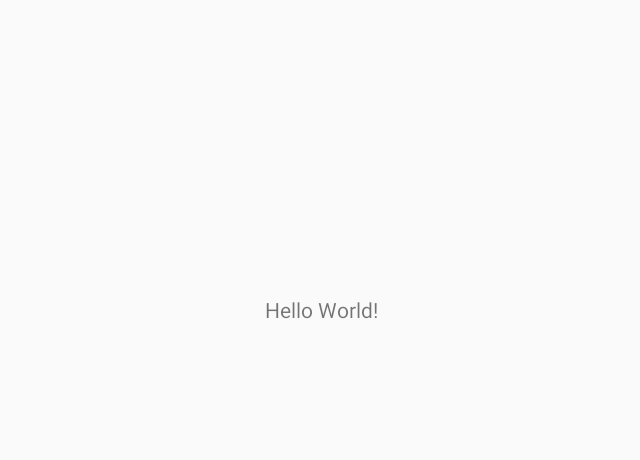
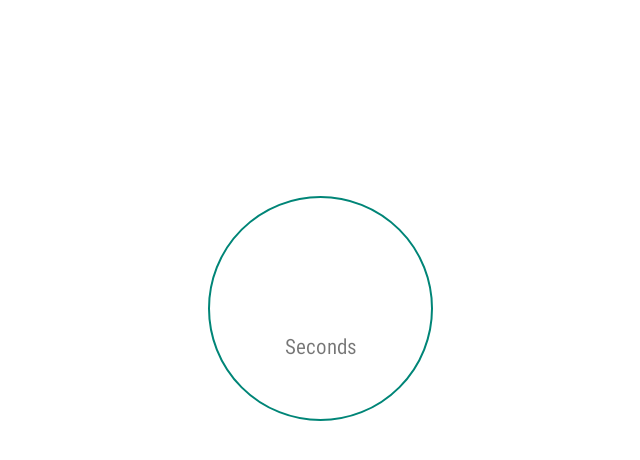
Before and after one commit to AddColourAndroid/Tilt-Game, an Android app: the screen it shows after launch (MainActivity), on a phone screen of 824 x 412 dp (held sideways). Before the commit the part shown is almost empty. Shown: the top 460 px of the screen, without its empty margins (297-937 px from the left). Run offline under Robolectric (Android 15) with nearby library versions, the phone set to English and light mode, and no system bars; our stand-ins replace data binding.

Commit message:
Game starts with a 3 second countdown done

```diff
--- a/app/src/main/java/za/co/addcolour/tiltgame/MainActivity.java
+++ b/app/src/main/java/za/co/addcolour/tiltgame/MainActivity.java
@@ -1,23 +1,85 @@
 package za.co.addcolour.tiltgame;
 
 import android.os.Bundle;
+import android.os.CountDownTimer;
+import android.view.View;
 
 import androidx.annotation.Nullable;
+import androidx.databinding.DataBindingUtil;
 
+import org.jetbrains.annotations.NotNull;
+
+import za.co.addcolour.tiltgame.databinding.ActivityMainBinding;
 import za.co.addcolour.tiltgame.ui.BaseActivity;
 
 public class MainActivity extends BaseActivity {
 
+    public static final String EXTRA_TIME_REMAINING = "EXTRA_TIME_REMAINING";
+
+    private ActivityMainBinding mBinding;
+
+    private CountDownTimer mCountDownTimer;
+
+    private long mCountDownInterval = 1000; //1 second
+
+    //Declare a variable to hold CountDownTimer remaining time
+    private long mTimeRemaining = 0;
+
     @Override
     protected void onCreate(@Nullable Bundle savedInstanceState) {
         super.onCreate(savedInstanceState);
-        setContentView(R.layout.activity_main);
+        mBinding = DataBindingUtil.setContentView(this, R.layout.activity_main);
+        mTimeRemaining = 3000;
     }
 
     @Override
     protected void omStartClicked(boolean isStarted) {
         if (isStarted) {
+            mCountDownTimer = new CountDownTimer(mTimeRemaining, mCountDownInterval) {
 
+                public void onTick(long millisUntilFinished) {
+                    mBinding.textViewSecond.setText(String.valueOf(millisUntilFinished / 1000));
+                    mTimeRemaining = millisUntilFinished;
+                    if ((millisUntilFinished / 1000) == 1) {
+                        mBinding.textViewSecondTitle.setText(getResources().getString(R.string.txt_second));
+                    }
+                }
+
+                public void onFinish() {
+                    mTimeRemaining = 0;
+                    mBinding.layoutMainCountDown.setVisibility(View.GONE);
+                }
+            }.start();
         }
     }
+
+    @Override
+    protected void onResume() {
+        super.onResume();
+        if (mCountDownTimer != null) if (mTimeRemaining > 0) mCountDownTimer.start();
+    }
+
+    @Override
+    protected void onSaveInstanceState(@NotNull Bundle outState) {
+        super.onSaveInstanceState(outState);
+        outState.putLong(EXTRA_TIME_REMAINING, mTimeRemaining);
+    }
+
+    @Override
+    protected void onRestoreInstanceState(@NotNull Bundle savedInstanceState) {
+        super.onRestoreInstanceState(savedInstanceState);
+        mTimeRemaining = savedInstanceState.getLong(EXTRA_TIME_REMAINING);
+    }
+
+    @Override
+    protected void onDestroy() {
+        super.onDestroy();
+        if (mCountDownTimer != null) mCountDownTimer.onFinish();
+    }
+
+    @Override
+    protected void onPause() {
+        super.onPause();
+        if (mCountDownTimer != null) mCountDownTimer.cancel();
+    }
 }
--- /dev/null
+++ b/app/src/main/res/drawable/circular_border_default.xml
@@ -0,0 +1,11 @@
+<?xml version="1.0" encoding="utf-8"?>
+<shape xmlns:android="http://schemas.android.com/apk/res/android"
+    android:shape="rectangle">
+
+    <solid android:color="@color/windowBackground" />
+    <stroke
+        android:width="1dp"
+        android:color="@color/colorPrimary" />
+
+    <corners android:radius="100dp" />
+</shape>
--- a/app/src/main/res/layout/activity_main.xml
+++ b/app/src/main/res/layout/activity_main.xml
@@ -1,18 +1,59 @@
 <?xml version="1.0" encoding="utf-8"?>
-<androidx.constraintlayout.widget.ConstraintLayout xmlns:android="http://schemas.android.com/apk/res/android"
+<layout xmlns:android="http://schemas.android.com/apk/res/android"
     xmlns:app="http://schemas.android.com/apk/res-auto"
-    xmlns:tools="http://schemas.android.com/tools"
+    xmlns:tools="http://schemas.android.com/tools">
+
+    <RelativeLayout
         android:layout_width="match_parent"
         android:layout_height="match_parent"
+        android:background="@color/windowBackground"
+        android:padding="@dimen/margin_16"
         tools:context=".MainActivity">
 
-    <TextView
+        <androidx.constraintlayout.widget.ConstraintLayout
+            android:id="@+id/layout_main_count_down"
+            android:layout_width="@dimen/margin_150"
+            android:layout_height="@dimen/margin_150"
+            android:layout_centerInParent="true"
+            android:background="@drawable/circular_border_default">
+
+            <androidx.constraintlayout.widget.ConstraintLayout
+                android:id="@+id/layout_count_down"
                 android:layout_width="wrap_content"
                 android:layout_height="wrap_content"
-        android:text="Hello World!"
+                android:layout_centerHorizontal="true"
+                android:layout_centerVertical="true"
+                android:gravity="center_horizontal|center_vertical"
                 app:layout_constraintBottom_toBottomOf="parent"
+                app:layout_constraintLeft_toLeftOf="parent"
+                app:layout_constraintRight_toRightOf="parent"
+                app:layout_constraintTop_toTopOf="parent">
+
+                <TextView
+                    android:id="@+id/text_view_second"
+                    android:layout_width="wrap_content"
+                    android:layout_height="wrap_content"
+                    android:layout_gravity="center_horizontal"
+                    android:fontFamily="sans-serif-condensed"
+                    android:gravity="center_horizontal|center_vertical"
+                    android:textSize="@dimen/text_view_size_36"
+                    android:textStyle="bold"
                     app:layout_constraintLeft_toLeftOf="parent"
                     app:layout_constraintRight_toRightOf="parent"
                     app:layout_constraintTop_toTopOf="parent" />
 
+                <TextView
+                    android:id="@+id/text_view_second_title"
+                    android:layout_width="wrap_content"
+                    android:layout_height="wrap_content"
+                    android:layout_gravity="center_horizontal"
+                    android:fontFamily="sans-serif-condensed"
+                    android:gravity="center_horizontal|center_vertical"
+                    android:text="@string/txt_seconds"
+                    app:layout_constraintLeft_toLeftOf="parent"
+                    app:layout_constraintRight_toRightOf="parent"
+                    app:layout_constraintTop_toBottomOf="@+id/text_view_second" />
             </androidx.constraintlayout.widget.ConstraintLayout>
+        </androidx.constraintlayout.widget.ConstraintLayout>
+    </RelativeLayout>
+</layout>
--- a/app/src/main/res/values/dimens.xml
+++ b/app/src/main/res/values/dimens.xml
@@ -1,8 +1,12 @@
 <resources>
+
+    <!-- TEXT VIEW SIZE -->
+    <dimen name="text_view_size_36">36sp</dimen>
 
     <!-- MARGIN -->
     <dimen name="margin_2">2dp</dimen>
     <dimen name="margin_8">8dp</dimen>
     <dimen name="margin_16">16dp</dimen>
     <dimen name="margin_96">96dp</dimen>
+    <dimen name="margin_150">150dp</dimen>
 </resources>
--- a/app/src/main/res/values/strings.xml
+++ b/app/src/main/res/values/strings.xml
@@ -5,6 +5,8 @@
 
     <!-- TEXT VIEW  -->
     <string name="txt_choose_color">Choose color</string>
+    <string name="txt_seconds">Seconds</string>
+    <string name="txt_second">Second</string>
 
     <!-- BUTTONS  -->
     <string name="btn_play_game">Play Game</string>
```
Lines whose indentation alone changed are shown as unchanged.
